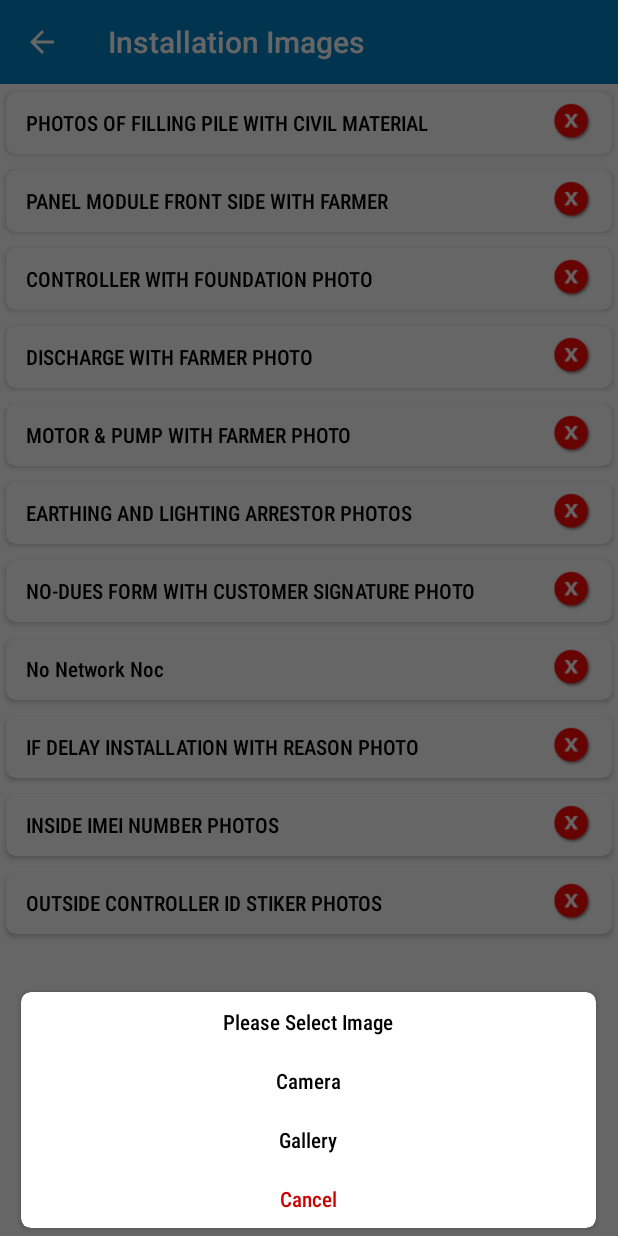
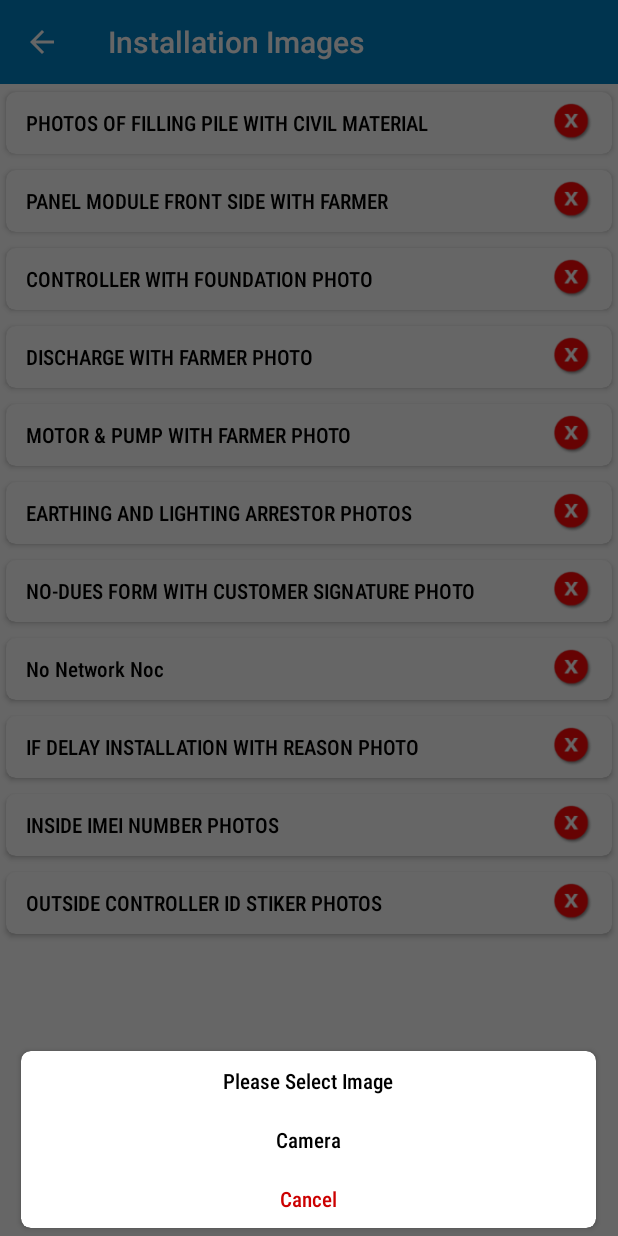
Before and after one commit to SumitTrivedi073/ShaktiKusum-App, an Android app: the InstReportImageActivity screen opened directly, with no data from a screen before it, after a tap on "PHOTOS OF FILLING PILE WITH CIVIL MATERI", on a phone screen of 412 x 824 dp. Run offline under Robolectric (Android 15) with nearby library versions, the phone set to English and light mode, and no system bars; our stand-ins replace sdp/ssp sizes; 3 statements that could not run were skipped.

Commit message:
1)Remove gallery option from installation images

```diff
--- a/app/src/main/java/activity/InstReportImageActivity.java
+++ b/app/src/main/java/activity/InstReportImageActivity.java
@@ -290,7 +290,7 @@ public class InstReportImageActivity extends BaseActivity implements ImageSelect
         TextView cancel = layout.findViewById(R.id.cancel);
 
         if (value.equals("0")) {
-         //   gallery.setVisibility(View.GONE);
+          gallery.setVisibility(View.GONE);
             title.setText(getResources().getString(R.string.select_image));
             gallery.setText(getResources().getString(R.string.gallery));
             camera.setText(getResources().getString(R.string.camera));
```
